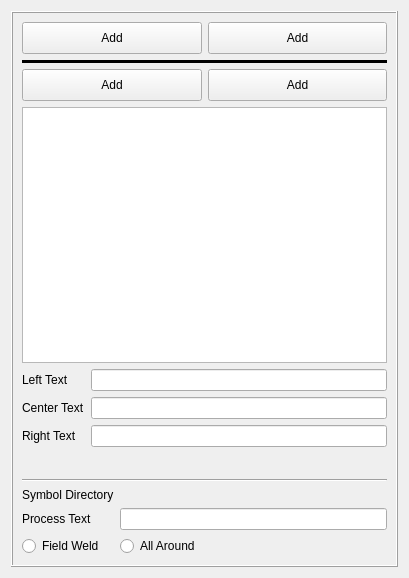
This is src/Mod/TechDraw/Gui/TaskWeldingSymbol.ui in berndhahnebach/All_FreeCAD as Qt 5 draws it before an edit. The edited form follows.
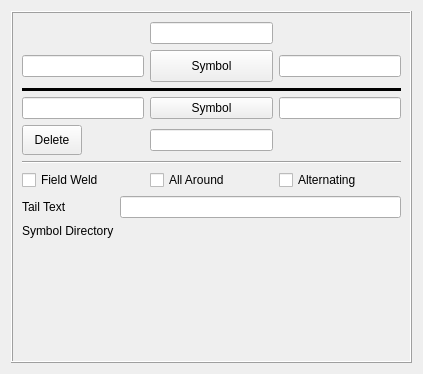
This is the edited form. Icons and pictures are not drawn. Custom widgets are drawn as their Qt base class.

Commit message: [TD]Welding Symbol Editor alpha release

What changed in the file:
```diff
--- a/src/Mod/TechDraw/Gui/TaskWeldingSymbol.ui
+++ b/src/Mod/TechDraw/Gui/TaskWeldingSymbol.ui
@@ -6,8 +6,8 @@
    <rect>
     <x>0</x>
     <y>0</y>
-    <width>409</width>
-    <height>578</height>
+    <width>423</width>
+    <height>374</height>
    </rect>
   </property>
   <property name="sizePolicy">
@@ -50,7 +50,23 @@
         <item>
          <layout class="QHBoxLayout" name="hlArrowSideLayout">
           <item>
-           <widget class="QPushButton" name="pbArrow0">
+           <layout class="QGridLayout" name="gridLayout">
+            <item row="2" column="0">
+             <widget class="QLineEdit" name="leArrowTextL">
+              <property name="toolTip">
+               <string>Text before arrow side symbol</string>
+              </property>
+             </widget>
+            </item>
+            <item row="2" column="2">
+             <widget class="QLineEdit" name="leArrowTextR">
+              <property name="toolTip">
+               <string>Text after arrow side symbol</string>
+              </property>
+             </widget>
+            </item>
+            <item row="2" column="1">
+             <widget class="QPushButton" name="pbArrowSymbol">
             <property name="sizePolicy">
              <sizepolicy hsizetype="Minimum" vsizetype="Minimum">
               <horstretch>0</horstretch>
@@ -76,37 +92,21 @@
              <string/>
             </property>
             <property name="text">
-             <string>Add</string>
+               <string>Symbol</string>
+              </property>
+              <property name="checkable">
+               <bool>false</bool>
             </property>
            </widget>
           </item>
-          <item>
-           <widget class="QPushButton" name="pbArrow1">
-            <property name="sizePolicy">
-             <sizepolicy hsizetype="Minimum" vsizetype="Minimum">
-              <horstretch>0</horstretch>
-              <verstretch>0</verstretch>
-             </sizepolicy>
-            </property>
-            <property name="minimumSize">
-             <size>
-              <width>0</width>
-              <height>32</height>
-             </size>
-            </property>
-            <property name="baseSize">
-             <size>
-              <width>0</width>
-              <height>32</height>
-             </size>
-            </property>
+            <item row="0" column="1">
+             <widget class="QLineEdit" name="leArrowTextC">
             <property name="toolTip">
-             <string>Add an Arrow Side Symbol</string>
-            </property>
-            <property name="text">
-             <string>Add</string>
-            </property>
-           </widget>
+               <string>Text above arrow side symbol</string>
+              </property>
+             </widget>
+            </item>
+           </layout>
           </item>
          </layout>
         </item>
@@ -126,89 +126,56 @@
         <item>
          <layout class="QHBoxLayout" name="hlOtherSideLayout">
           <item>
-           <widget class="QPushButton" name="pbOther0">
-            <property name="sizePolicy">
-             <sizepolicy hsizetype="Minimum" vsizetype="Minimum">
-              <horstretch>0</horstretch>
-              <verstretch>0</verstretch>
-             </sizepolicy>
-            </property>
-            <property name="minimumSize">
-             <size>
-              <width>0</width>
-              <height>32</height>
-             </size>
-            </property>
-            <property name="baseSize">
-             <size>
-              <width>0</width>
-              <height>32</height>
-             </size>
-            </property>
+           <layout class="QGridLayout" name="gridLayout_2">
+            <item row="0" column="2">
+             <widget class="QLineEdit" name="leOtherTextR">
+              <property name="toolTip">
+               <string>Text after other side symbol</string>
+              </property>
+             </widget>
+            </item>
+            <item row="0" column="1">
+             <widget class="QPushButton" name="pbOtherSymbol">
             <property name="toolTip">
              <string>Add an Other Side Symbol</string>
             </property>
             <property name="text">
-             <string>Add</string>
+               <string>Symbol</string>
             </property>
            </widget>
           </item>
-          <item>
-           <widget class="QPushButton" name="pbOther1">
-            <property name="sizePolicy">
-             <sizepolicy hsizetype="Minimum" vsizetype="Minimum">
-              <horstretch>0</horstretch>
-              <verstretch>0</verstretch>
-             </sizepolicy>
-            </property>
-            <property name="minimumSize">
-             <size>
-              <width>0</width>
-              <height>32</height>
-             </size>
-            </property>
-            <property name="baseSize">
-             <size>
-              <width>0</width>
-              <height>32</height>
-             </size>
-            </property>
+            <item row="0" column="0">
+             <widget class="QLineEdit" name="leOtherTextL">
+              <property name="toolTip">
+               <string>Text before other side symbol</string>
+              </property>
+             </widget>
+            </item>
+            <item row="1" column="1">
+             <widget class="QLineEdit" name="leOtherTextC">
             <property name="toolTip">
-             <string>Add an Other Side Symbol</string>
-            </property>
-            <property name="text">
-             <string>Add</string>
-            </property>
-           </widget>
-          </item>
-         </layout>
-        </item>
-        <item>
-         <layout class="QVBoxLayout" name="verticalLayout_6">
-          <item>
-           <widget class="QListWidget" name="lwSymbols">
+               <string>Text below other side symbol</string>
+              </property>
+             </widget>
+            </item>
+            <item row="1" column="0">
+             <widget class="QPushButton" name="pbOtherErase">
             <property name="sizePolicy">
-             <sizepolicy hsizetype="MinimumExpanding" vsizetype="MinimumExpanding">
+               <sizepolicy hsizetype="Minimum" vsizetype="Minimum">
               <horstretch>0</horstretch>
               <verstretch>0</verstretch>
              </sizepolicy>
             </property>
             <property name="minimumSize">
              <size>
-              <width>0</width>
-              <height>128</height>
+                <width>60</width>
+                <height>30</height>
              </size>
             </property>
             <property name="maximumSize">
              <size>
-              <width>16777215</width>
-              <height>256</height>
-             </size>
-            </property>
-            <property name="sizeIncrement">
-             <size>
-              <width>0</width>
-              <height>64</height>
+                <width>60</width>
+                <height>30</height>
              </size>
             </property>
             <property name="baseSize">
@@ -218,84 +185,10 @@
              </size>
             </property>
             <property name="toolTip">
-             <string>Select a symbol</string>
-            </property>
-            <property name="movement">
-             <enum>QListView::Static</enum>
-            </property>
-            <property name="flow">
-             <enum>QListView::LeftToRight</enum>
-            </property>
-            <property name="isWrapping" stdset="0">
-             <bool>true</bool>
-            </property>
-            <property name="resizeMode">
-             <enum>QListView::Adjust</enum>
-            </property>
-            <property name="gridSize">
-             <size>
-              <width>64</width>
-              <height>64</height>
-             </size>
-            </property>
-            <property name="viewMode">
-             <enum>QListView::IconMode</enum>
-            </property>
-            <property name="uniformItemSizes">
-             <bool>false</bool>
-            </property>
-            <property name="wordWrap">
-             <bool>false</bool>
-            </property>
-            <property name="currentRow">
-             <number>-1</number>
-            </property>
-           </widget>
-          </item>
-          <item>
-           <layout class="QFormLayout" name="formLayout_2">
-            <property name="fieldGrowthPolicy">
-             <enum>QFormLayout::AllNonFixedFieldsGrow</enum>
-            </property>
-            <item row="0" column="0">
-             <widget class="QLabel" name="label_2">
+               <string>Remove other side symbol</string>
+              </property>
               <property name="text">
-               <string>Left Text</string>
-              </property>
-             </widget>
-            </item>
-            <item row="0" column="1">
-             <widget class="QLineEdit" name="leLeftText">
-              <property name="toolTip">
-               <string>Text before symbol</string>
-              </property>
-             </widget>
-            </item>
-            <item row="1" column="0">
-             <widget class="QLabel" name="label_3">
-              <property name="text">
-               <string>Center Text</string>
-              </property>
-             </widget>
-            </item>
-            <item row="1" column="1">
-             <widget class="QLineEdit" name="leCenterText">
-              <property name="toolTip">
-               <string>Text above/below symbol</string>
-              </property>
-             </widget>
-            </item>
-            <item row="2" column="0">
-             <widget class="QLabel" name="label_4">
-              <property name="text">
-               <string>Right Text</string>
-              </property>
-             </widget>
-            </item>
-            <item row="2" column="1">
-             <widget class="QLineEdit" name="leRightText">
-              <property name="toolTip">
-               <string>Text after symbol</string>
+               <string>Delete</string>
               </property>
              </widget>
             </item>
@@ -313,18 +206,59 @@
        </widget>
       </item>
       <item>
-       <layout class="QFormLayout" name="formLayout">
+       <layout class="QVBoxLayout" name="verticalLayout">
+        <item>
+         <layout class="QGridLayout" name="gridLayout_3">
+          <item row="0" column="0">
+           <widget class="QCheckBox" name="cbFieldWeld">
+            <property name="text">
+             <string>Field Weld</string>
+            </property>
+           </widget>
+          </item>
+          <item row="0" column="1">
+           <widget class="QCheckBox" name="cbAllAround">
+            <property name="text">
+             <string>All Around</string>
+            </property>
+           </widget>
+          </item>
+          <item row="0" column="2">
+           <widget class="QCheckBox" name="cbAltWeld">
+            <property name="text">
+             <string>Alternating</string>
+            </property>
+           </widget>
+          </item>
+         </layout>
+        </item>
+        <item>
+         <layout class="QFormLayout" name="formLayout_2">
         <property name="fieldGrowthPolicy">
          <enum>QFormLayout::AllNonFixedFieldsGrow</enum>
         </property>
         <item row="0" column="0">
+           <widget class="QLabel" name="label_5">
+            <property name="text">
+             <string>Tail Text</string>
+            </property>
+           </widget>
+          </item>
+          <item row="0" column="1">
+           <widget class="QLineEdit" name="leTailText">
+            <property name="toolTip">
+             <string>Text at end of symbol</string>
+            </property>
+           </widget>
+          </item>
+          <item row="1" column="0">
          <widget class="QLabel" name="label">
           <property name="text">
            <string>Symbol Directory</string>
           </property>
          </widget>
         </item>
-        <item row="0" column="1">
+          <item row="1" column="1">
          <widget class="Gui::FileChooser" name="fcSymbolDir">
           <property name="toolTip">
            <string>Pick a directory of welding symbols</string>
@@ -337,47 +271,22 @@
           </property>
          </widget>
         </item>
-        <item row="1" column="0">
-         <widget class="QLabel" name="label_5">
-          <property name="text">
-           <string>Process Text</string>
-          </property>
-         </widget>
+         </layout>
         </item>
-        <item row="1" column="1">
-         <widget class="QLineEdit" name="leTailText">
-          <property name="toolTip">
-           <string>Text at end of symbol</string>
-          </property>
-         </widget>
-        </item>
-        <item row="2" column="0">
-         <widget class="QRadioButton" name="rbFieldWeld">
-          <property name="toolTip">
-           <string>Show on site flag</string>
-          </property>
-          <property name="text">
-           <string>Field Weld</string>
-          </property>
-          <property name="autoExclusive">
-           <bool>false</bool>
-          </property>
-         </widget>
-        </item>
-        <item row="2" column="1">
-         <widget class="QRadioButton" name="rbAllAround">
-          <property name="toolTip">
-           <string>show perimeter circle</string>
-          </property>
-          <property name="text">
-           <string>All Around</string>
-          </property>
-          <property name="autoExclusive">
-           <bool>false</bool>
-          </property>
-         </widget>
-        </item>
-       </layout>
+       </layout>
+      </item>
+      <item>
+       <spacer name="verticalSpacer">
+        <property name="orientation">
+         <enum>Qt::Vertical</enum>
+        </property>
+        <property name="sizeHint" stdset="0">
+         <size>
+          <width>20</width>
+          <height>40</height>
+         </size>
+        </property>
+       </spacer>
       </item>
      </layout>
     </widget>
```
Left out of the diff: 8 changed lines with no effect on the pictures. Lines whose indentation alone changed are shown as unchanged. The commit also changes 20 other files.
